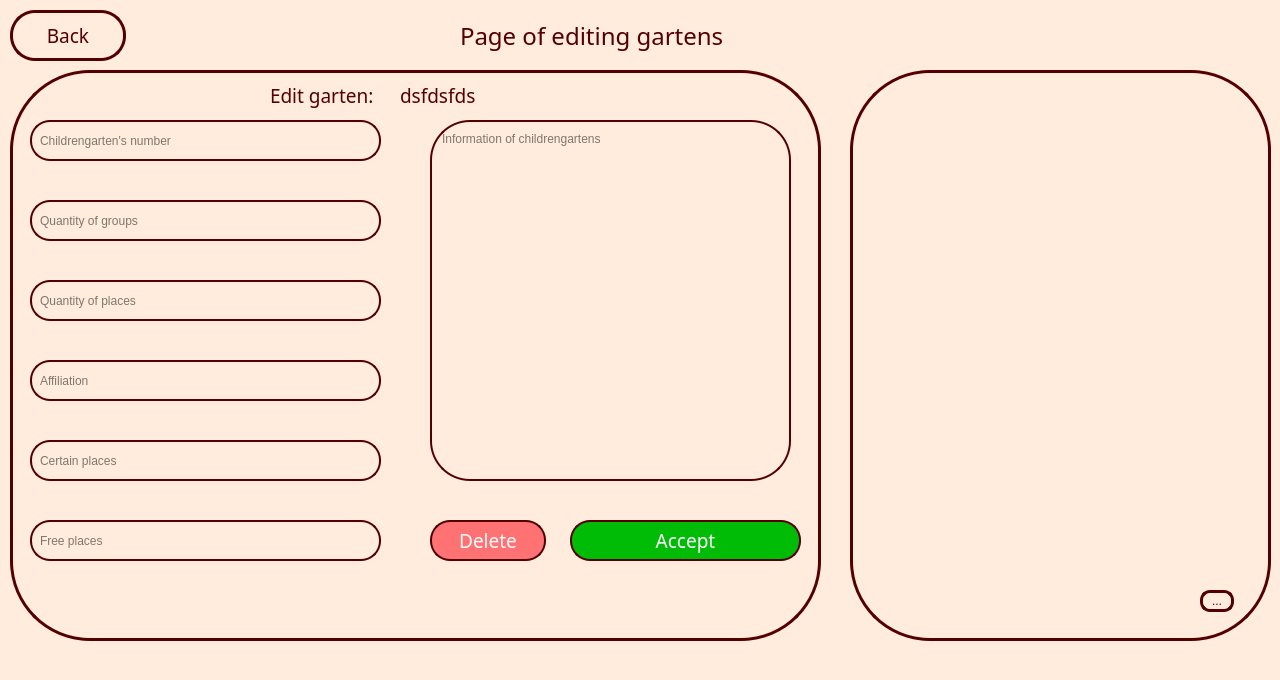
Qt form QtWidgetsApplication0.ui (tokyolem/KursWork_project) before a commit.
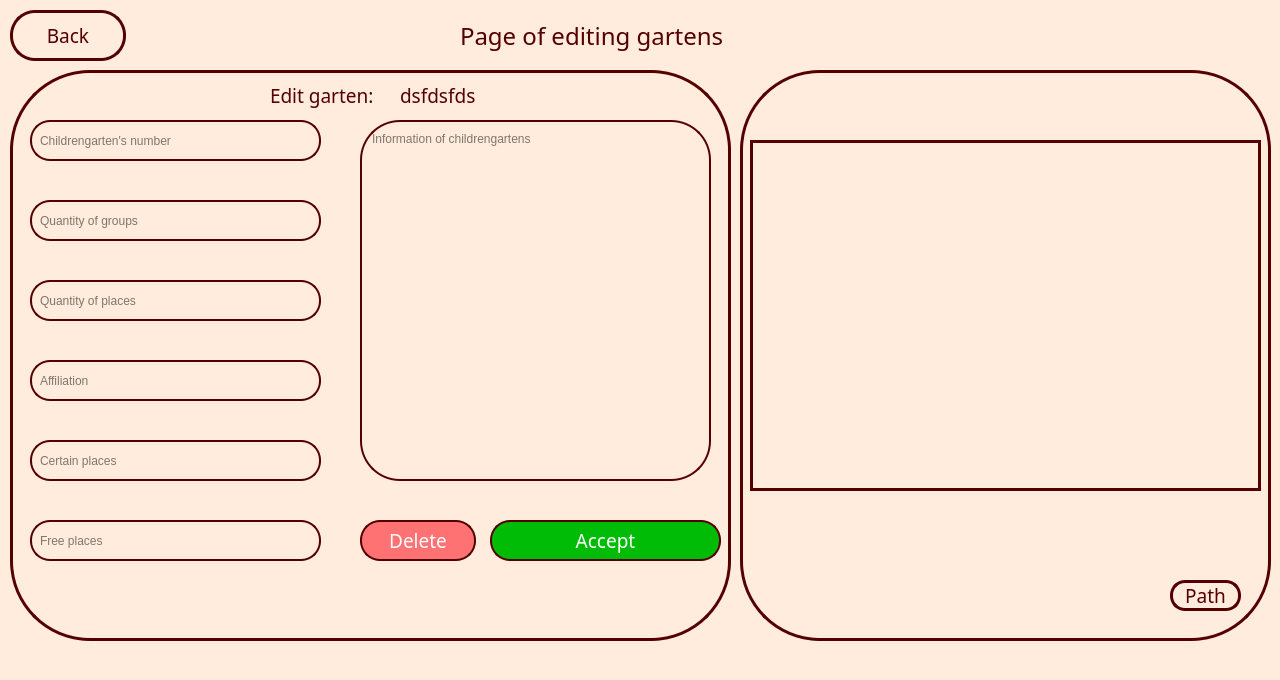
The same form after that commit. The open tabs and pages were chosen to show the change. Icons and pictures are not drawn.

Diff of the .ui file:
```diff
--- a/QtWidgetsApplication0.ui
+++ b/QtWidgetsApplication0.ui
@@ -2880,7 +2880,7 @@
        <rect>
         <x>10</x>
         <y>110</y>
-        <width>811</width>
+        <width>721</width>
         <height>571</height>
        </rect>
       </property>
@@ -2919,7 +2919,7 @@
      <widget class="QPushButton" name="accept_edit">
       <property name="geometry">
        <rect>
-        <x>570</x>
+        <x>490</x>
         <y>560</y>
         <width>231</width>
         <height>41</height>
@@ -2973,7 +2973,7 @@
        <rect>
         <x>400</x>
         <y>115</y>
-        <width>301</width>
+        <width>261</width>
         <height>41</height>
        </rect>
       </property>
@@ -3017,7 +3017,7 @@
        <rect>
         <x>30</x>
         <y>480</y>
-        <width>351</width>
+        <width>291</width>
         <height>41</height>
        </rect>
       </property>
@@ -3045,7 +3045,7 @@
        <rect>
         <x>30</x>
         <y>240</y>
-        <width>351</width>
+        <width>291</width>
         <height>41</height>
        </rect>
       </property>
@@ -3073,7 +3073,7 @@
        <rect>
         <x>30</x>
         <y>400</y>
-        <width>351</width>
+        <width>291</width>
         <height>41</height>
        </rect>
       </property>
@@ -3101,7 +3101,7 @@
        <rect>
         <x>30</x>
         <y>320</y>
-        <width>351</width>
+        <width>291</width>
         <height>41</height>
        </rect>
       </property>
@@ -3127,9 +3127,9 @@
      <widget class="QTextEdit" name="information_3">
       <property name="geometry">
        <rect>
-        <x>430</x>
+        <x>360</x>
         <y>160</y>
-        <width>361</width>
+        <width>351</width>
         <height>361</height>
        </rect>
       </property>
@@ -3152,7 +3152,7 @@
      <widget class="QPushButton" name="delete_gart">
       <property name="geometry">
        <rect>
-        <x>430</x>
+        <x>360</x>
         <y>560</y>
         <width>116</width>
         <height>41</height>
@@ -3204,7 +3204,7 @@
        <rect>
         <x>30</x>
         <y>560</y>
-        <width>351</width>
+        <width>291</width>
         <height>41</height>
        </rect>
       </property>
@@ -3232,7 +3232,7 @@
        <rect>
         <x>30</x>
         <y>160</y>
-        <width>351</width>
+        <width>291</width>
         <height>41</height>
        </rect>
       </property>
@@ -3255,47 +3255,6 @@
        <bool>true</bool>
       </property>
      </widget>
-     <widget class="QPushButton" name="Log_in_15">
-      <property name="geometry">
-       <rect>
-        <x>850</x>
-        <y>110</y>
-        <width>421</width>
-        <height>571</height>
-       </rect>
-      </property>
-      <property name="font">
-       <font>
-        <family>Rockwell</family>
-        <pointsize>14</pointsize>
-        <weight>50</weight>
-        <italic>false</italic>
-        <bold>false</bold>
-       </font>
-      </property>
-      <property name="styleSheet">
-       <string notr="true">QPushButton{
-	
-	border-color: rgb(85, 0, 0);
-
-background-color:  rgb(255, 236, 220);
-
-     border-style: solid;
-   border-width: 3px;
-     border-radius: 80px;
-    
- 
-font: 14pt &quot;Rockwell&quot;;
-     min-width: 4em;
-     padding: 3px;
-}
-
-</string>
-      </property>
-      <property name="text">
-       <string/>
-      </property>
-     </widget>
      <widget class="QLabel" name="label_30">
       <property name="geometry">
        <rect>
@@ -3318,23 +3277,63 @@
        <string>Page of editing gartens</string>
       </property>
      </widget>
-     <widget class="QToolButton" name="toolButton_2">
+     <widget class="QTextEdit" name="information_5">
       <property name="geometry">
        <rect>
-        <x>1200</x>
-        <y>630</y>
-        <width>34</width>
-        <height>22</height>
+        <x>740</x>
+        <y>110</y>
+        <width>531</width>
+        <height>571</height>
        </rect>
       </property>
       <property name="styleSheet">
-       <string notr="true">QToolButton{
+       <string notr="true">background-color:  rgb(255, 236, 220);
+     border: 2px solid gray;
+     border-width: 3px;
+     border-radius: 80px;
+    border-color: rgb(85, 0, 0);
+ 
+font: 14pt &quot;Rockwell&quot;;
+     min-width: 10em;
+     padding: 6px;
+</string>
+      </property>
+      <property name="readOnly">
+       <bool>true</bool>
+      </property>
+      <property name="placeholderText">
+       <string/>
+      </property>
+     </widget>
+     <widget class="QPushButton" name="Path_2">
+      <property name="geometry">
+       <rect>
+        <x>1170</x>
+        <y>620</y>
+        <width>71</width>
+        <height>31</height>
+       </rect>
+      </property>
+      <property name="font">
+       <font>
+        <family>Rockwell</family>
+        <pointsize>14</pointsize>
+        <weight>50</weight>
+        <italic>false</italic>
+        <bold>false</bold>
+       </font>
+      </property>
+      <property name="focusPolicy">
+       <enum>Qt::StrongFocus</enum>
+      </property>
+      <property name="styleSheet">
+       <string notr="true">QPushButton{
 background-color:  rgb(255, 236, 220);
 
      border-style: solid;
      border-width: 3px;
-     border-radius: 10px;
-     border-color: rgb(85, 0, 0);;
+     border-radius: 15px;
+     border-color: rgb(85, 0, 0);
 color:rgb(85, 0, 0);
  
 font: 14pt &quot;Rockwell&quot;;
@@ -3352,7 +3351,55 @@
 </string>
       </property>
       <property name="text">
-       <string>...</string>
+       <string>Path</string>
+      </property>
+      <property name="autoRepeat">
+       <bool>false</bool>
+      </property>
+     </widget>
+     <widget class="QTextEdit" name="information_6">
+      <property name="geometry">
+       <rect>
+        <x>750</x>
+        <y>180</y>
+        <width>511</width>
+        <height>351</height>
+       </rect>
+      </property>
+      <property name="styleSheet">
+       <string notr="true">background-color:  rgb(255, 236, 220);
+border-width: 3px;
+
+border-style: solid;
+border-color: rgb(85, 0, 0);
+font: 14pt &quot;Rockwell&quot;;
+min-width: 10em;
+padding: 6px;
+</string>
+      </property>
+      <property name="readOnly">
+       <bool>true</bool>
+      </property>
+      <property name="placeholderText">
+       <string/>
+      </property>
+     </widget>
+     <widget class="QLabel" name="label_27">
+      <property name="geometry">
+       <rect>
+        <x>760</x>
+        <y>190</y>
+        <width>491</width>
+        <height>331</height>
+       </rect>
+      </property>
+      <property name="styleSheet">
+       <string notr="true">border-style: solid;
+border-radius: 15px;
+border-color: rgb(85, 0, 0);</string>
+      </property>
+      <property name="text">
+       <string/>
       </property>
      </widget>
     </widget>
```
Left out of the diff: 332 changed lines with no effect on the pictures.
